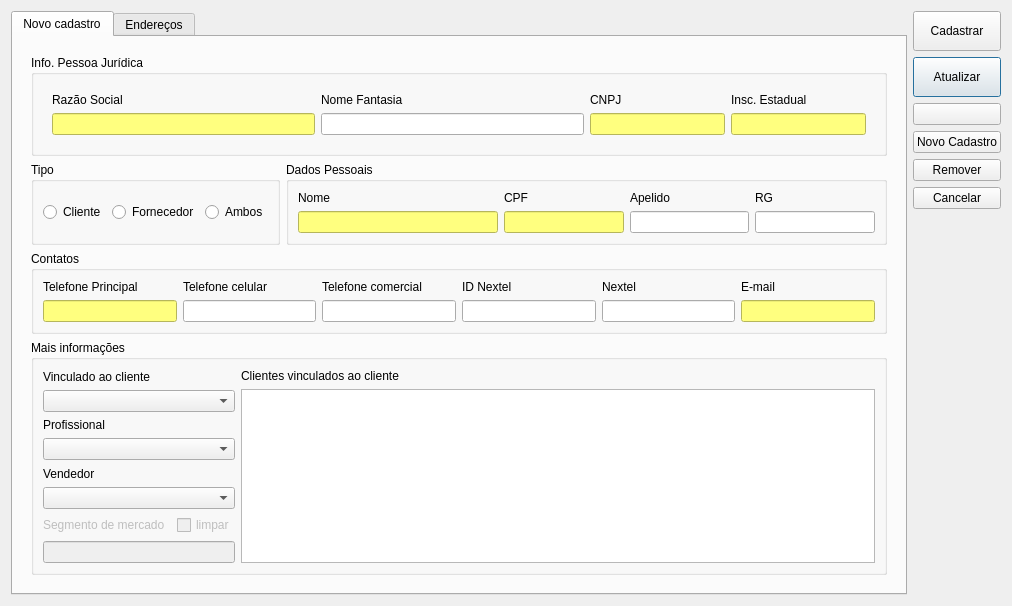
Before: the Qt Designer form cadastrocliente.ui in lellisls/ERP-STACCATO, drawn with Qt 5.
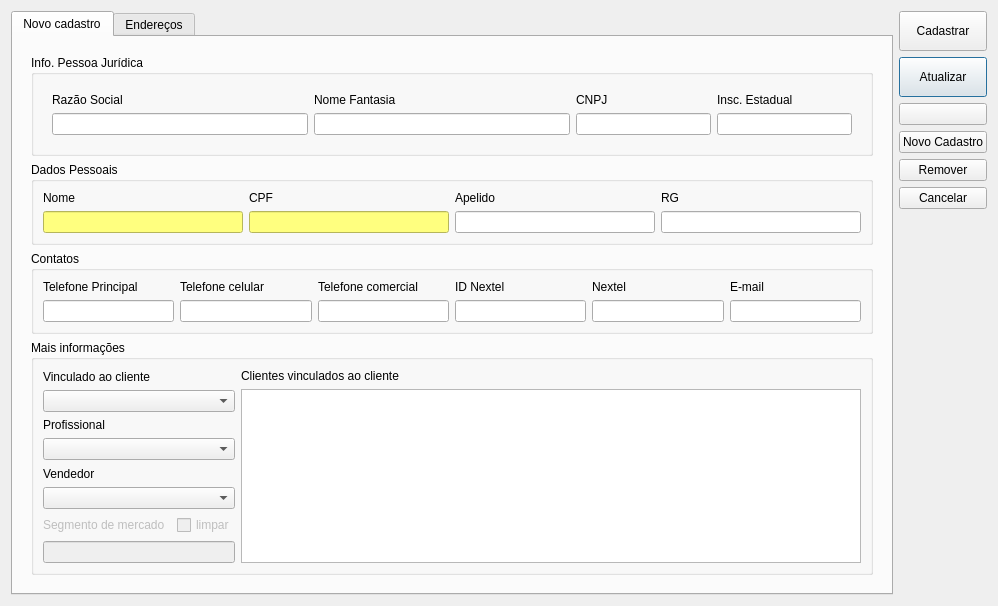
After: the same form once the commit is applied. Icons and pictures are not drawn. Custom widgets are drawn as their Qt base class.

```diff
--- a/cadastrocliente.ui
+++ b/cadastrocliente.ui
@@ -9,8 +9,8 @@
    <rect>
     <x>0</x>
     <y>0</y>
-    <width>1012</width>
-    <height>579</height>
+    <width>998</width>
+    <height>581</height>
    </rect>
   </property>
   <property name="windowTitle">
@@ -29,99 +29,111 @@
       <layout class="QGridLayout" name="gridLayout_6">
        <item row="0" column="0">
         <widget class="QFrame" name="frame">
+         <layout class="QGridLayout" name="gridLayout_15">
+          <item row="0" column="0">
          <layout class="QGridLayout" name="gridLayout_5">
-          <item row="4" column="0" colspan="2">
-           <widget class="QGroupBox" name="groupBox_9">
-            <property name="enabled">
-             <bool>true</bool>
-            </property>
+            <item row="0" column="0">
+             <widget class="QGroupBox" name="groupBoxPJuridica">
             <property name="title">
-             <string>Mais informações</string>
-            </property>
-            <layout class="QGridLayout" name="gridLayout">
-             <item row="0" column="0">
-              <layout class="QGridLayout" name="gridLayout_11">
-               <item row="4" column="0">
-                <widget class="QLabel" name="label_41">
-                 <property name="text">
-                  <string>Vendedor</string>
-                 </property>
-                </widget>
-               </item>
-               <item row="6" column="0">
-                <widget class="QLabel" name="label_44">
-                 <property name="enabled">
+               <string>Info. Pessoa Jurídica</string>
+              </property>
+              <property name="checkable">
                   <bool>false</bool>
                  </property>
-                 <property name="text">
-                  <string>Segmento de mercado</string>
-                 </property>
-                </widget>
-               </item>
-               <item row="6" column="2">
-                <widget class="QCheckBox" name="checkBox_4">
-                 <property name="enabled">
+              <property name="checked">
                   <bool>false</bool>
                  </property>
-                 <property name="text">
-                  <string>limpar</string>
-                 </property>
-                </widget>
-               </item>
+              <layout class="QGridLayout" name="gridLayout_10">
+               <item row="1" column="0">
+                <widget class="QWidget" name="widgetPJ" native="true">
+                 <layout class="QGridLayout" name="gridLayout_13">
                <item row="0" column="0">
-                <widget class="QLabel" name="label_43">
+                   <widget class="QLabel" name="label_38">
                  <property name="text">
-                  <string>Vinculado ao cliente</string>
-                 </property>
-                </widget>
-               </item>
-               <item row="1" column="0" colspan="3">
-                <widget class="ComboBox" name="comboBoxCliente"/>
-               </item>
-               <item row="2" column="0">
-                <widget class="QLabel" name="label_42">
-                 <property name="text">
-                  <string>Profissional</string>
-                 </property>
-                </widget>
-               </item>
-               <item row="7" column="0" colspan="3">
-                <widget class="QLineEdit" name="lineEditSegmento">
-                 <property name="enabled">
-                  <bool>false</bool>
-                 </property>
-                </widget>
-               </item>
-               <item row="5" column="0" colspan="3">
-                <widget class="ComboBox" name="comboBoxVendedor"/>
-               </item>
-               <item row="3" column="0" colspan="3">
-                <widget class="ComboBox" name="comboBoxProfissional"/>
-               </item>
-              </layout>
+                     <string>Razão Social</string>
+                    </property>
+                   </widget>
              </item>
              <item row="0" column="1">
-              <layout class="QVBoxLayout" name="verticalLayout_2">
-               <item>
-                <widget class="QLabel" name="label_40">
+                   <widget class="QLabel" name="label_54">
                  <property name="text">
-                  <string>Clientes vinculados ao cliente</string>
+                     <string>Nome Fantasia</string>
                  </property>
                 </widget>
                </item>
-               <item>
-                <widget class="QTextEdit" name="textEditClientes">
-                 <property name="textInteractionFlags">
-                  <set>Qt::NoTextInteraction</set>
+                  <item row="0" column="2">
+                   <widget class="QLabel" name="label_39">
+                    <property name="text">
+                     <string>CNPJ</string>
                  </property>
                 </widget>
                </item>
-              </layout>
-             </item>
-            </layout>
+                  <item row="0" column="3">
+                   <widget class="QLabel" name="label_53">
+                    <property name="text">
+                     <string>Insc. Estadual</string>
+                    </property>
+                   </widget>
+                  </item>
+                  <item row="1" column="0">
+                   <widget class="QLineEdit" name="lineEditRazaoSocial">
+                    <property name="minimumSize">
+                     <size>
+                      <width>120</width>
+                      <height>0</height>
+                     </size>
+                    </property>
            </widget>
           </item>
           <item row="1" column="1">
+                   <widget class="QLineEdit" name="lineEditNomeFantasia">
+                    <property name="minimumSize">
+                     <size>
+                      <width>120</width>
+                      <height>0</height>
+                     </size>
+                    </property>
+                   </widget>
+                  </item>
+                  <item row="1" column="2">
+                   <widget class="QLineEdit" name="lineEditCNPJ">
+                    <property name="minimumSize">
+                     <size>
+                      <width>100</width>
+                      <height>0</height>
+                     </size>
+                    </property>
+                    <property name="maximumSize">
+                     <size>
+                      <width>135</width>
+                      <height>16777215</height>
+                     </size>
+                    </property>
+                   </widget>
+                  </item>
+                  <item row="1" column="3">
+                   <widget class="QLineEdit" name="lineEditInscEstadual">
+                    <property name="minimumSize">
+                     <size>
+                      <width>100</width>
+                      <height>0</height>
+                     </size>
+                    </property>
+                    <property name="maximumSize">
+                     <size>
+                      <width>135</width>
+                      <height>16777215</height>
+                     </size>
+                    </property>
+                   </widget>
+                  </item>
+                 </layout>
+                </widget>
+               </item>
+              </layout>
+             </widget>
+            </item>
+            <item row="1" column="0">
            <widget class="QGroupBox" name="groupBoxDadosPessoais">
             <property name="title">
              <string>Dados Pessoais</string>
@@ -233,147 +245,7 @@
             <zorder>lineEditNome</zorder>
            </widget>
           </item>
-          <item row="1" column="0">
-           <widget class="QGroupBox" name="groupBox_4">
-            <property name="title">
-             <string>Tipo</string>
-            </property>
-            <layout class="QHBoxLayout" name="horizontalLayout_2">
-             <item>
-              <widget class="QRadioButton" name="radioButtonCliente">
-               <property name="text">
-                <string>Cliente</string>
-               </property>
-              </widget>
-             </item>
-             <item>
-              <widget class="QRadioButton" name="radioButtonForn">
-               <property name="text">
-                <string>Fornecedor</string>
-               </property>
-              </widget>
-             </item>
-             <item>
-              <widget class="QRadioButton" name="radioButtonAmbos">
-               <property name="text">
-                <string>Ambos</string>
-               </property>
-              </widget>
-             </item>
-            </layout>
-           </widget>
-          </item>
-          <item row="0" column="0" colspan="2">
-           <widget class="QGroupBox" name="groupBoxPJuridica">
-            <property name="title">
-             <string>Info. Pessoa Jurídica</string>
-            </property>
-            <property name="checkable">
-             <bool>false</bool>
-            </property>
-            <property name="checked">
-             <bool>false</bool>
-            </property>
-            <layout class="QGridLayout" name="gridLayout_10">
-             <item row="1" column="0">
-              <widget class="QWidget" name="widgetPJ" native="true">
-               <layout class="QGridLayout" name="gridLayout_13">
-                <item row="0" column="0">
-                 <widget class="QLabel" name="label_38">
-                  <property name="text">
-                   <string>Razão Social</string>
-                  </property>
-                 </widget>
-                </item>
-                <item row="0" column="1">
-                 <widget class="QLabel" name="label_54">
-                  <property name="text">
-                   <string>Nome Fantasia</string>
-                  </property>
-                 </widget>
-                </item>
-                <item row="0" column="2">
-                 <widget class="QLabel" name="label_39">
-                  <property name="text">
-                   <string>CNPJ</string>
-                  </property>
-                 </widget>
-                </item>
-                <item row="0" column="3">
-                 <widget class="QLabel" name="label_53">
-                  <property name="text">
-                   <string>Insc. Estadual</string>
-                  </property>
-                 </widget>
-                </item>
-                <item row="1" column="0">
-                 <widget class="QLineEdit" name="lineEditRazaoSocial">
-                  <property name="minimumSize">
-                   <size>
-                    <width>120</width>
-                    <height>0</height>
-                   </size>
-                  </property>
-                  <property name="styleSheet">
-                   <string notr="true">background-color: rgb(255, 255, 127);</string>
-                  </property>
-                 </widget>
-                </item>
-                <item row="1" column="1">
-                 <widget class="QLineEdit" name="lineEditNomeFantasia">
-                  <property name="minimumSize">
-                   <size>
-                    <width>120</width>
-                    <height>0</height>
-                   </size>
-                  </property>
-                 </widget>
-                </item>
-                <item row="1" column="2">
-                 <widget class="QLineEdit" name="lineEditCNPJ">
-                  <property name="minimumSize">
-                   <size>
-                    <width>100</width>
-                    <height>0</height>
-                   </size>
-                  </property>
-                  <property name="maximumSize">
-                   <size>
-                    <width>135</width>
-                    <height>16777215</height>
-                   </size>
-                  </property>
-                  <property name="styleSheet">
-                   <string notr="true">background-color: rgb(255, 255, 127);</string>
-                  </property>
-                 </widget>
-                </item>
-                <item row="1" column="3">
-                 <widget class="QLineEdit" name="lineEditInscEstadual">
-                  <property name="minimumSize">
-                   <size>
-                    <width>100</width>
-                    <height>0</height>
-                   </size>
-                  </property>
-                  <property name="maximumSize">
-                   <size>
-                    <width>135</width>
-                    <height>16777215</height>
-                   </size>
-                  </property>
-                  <property name="styleSheet">
-                   <string notr="true">background-color: rgb(255, 255, 127);</string>
-                  </property>
-                 </widget>
-                </item>
-               </layout>
-              </widget>
-             </item>
-            </layout>
-           </widget>
-          </item>
-          <item row="3" column="0" colspan="2">
+            <item row="2" column="0">
            <widget class="QGroupBox" name="groupBoxContatos">
             <property name="title">
              <string>Contatos</string>
@@ -439,9 +311,6 @@
                  <height>0</height>
                 </size>
                </property>
-               <property name="styleSheet">
-                <string notr="true">background-color: rgb(255, 255, 127);</string>
-               </property>
               </widget>
              </item>
              <item row="1" column="5">
@@ -482,9 +351,6 @@
                  <height>0</height>
                 </size>
                </property>
-               <property name="styleSheet">
-                <string notr="true">background-color: rgb(255, 255, 127);</string>
-               </property>
                <property name="inputMethodHints">
                 <set>Qt::ImhEmailCharactersOnly</set>
                </property>
@@ -493,6 +359,99 @@
             </layout>
            </widget>
           </item>
+            <item row="3" column="0">
+             <widget class="QGroupBox" name="groupBoxMaisInfo">
+              <property name="enabled">
+               <bool>true</bool>
+              </property>
+              <property name="title">
+               <string>Mais informações</string>
+              </property>
+              <layout class="QGridLayout" name="gridLayout">
+               <item row="0" column="0">
+                <layout class="QGridLayout" name="gridLayout_11">
+                 <item row="4" column="0">
+                  <widget class="QLabel" name="label_41">
+                   <property name="text">
+                    <string>Vendedor</string>
+                   </property>
+                  </widget>
+                 </item>
+                 <item row="6" column="0">
+                  <widget class="QLabel" name="label_44">
+                   <property name="enabled">
+                    <bool>false</bool>
+                   </property>
+                   <property name="text">
+                    <string>Segmento de mercado</string>
+                   </property>
+                  </widget>
+                 </item>
+                 <item row="6" column="2">
+                  <widget class="QCheckBox" name="checkBox_4">
+                   <property name="enabled">
+                    <bool>false</bool>
+                   </property>
+                   <property name="text">
+                    <string>limpar</string>
+                   </property>
+                  </widget>
+                 </item>
+                 <item row="0" column="0">
+                  <widget class="QLabel" name="label_43">
+                   <property name="text">
+                    <string>Vinculado ao cliente</string>
+                   </property>
+                  </widget>
+                 </item>
+                 <item row="1" column="0" colspan="3">
+                  <widget class="ComboBox" name="comboBoxCliente"/>
+                 </item>
+                 <item row="2" column="0">
+                  <widget class="QLabel" name="label_42">
+                   <property name="text">
+                    <string>Profissional</string>
+                   </property>
+                  </widget>
+                 </item>
+                 <item row="7" column="0" colspan="3">
+                  <widget class="QLineEdit" name="lineEditSegmento">
+                   <property name="enabled">
+                    <bool>false</bool>
+                   </property>
+                  </widget>
+                 </item>
+                 <item row="5" column="0" colspan="3">
+                  <widget class="ComboBox" name="comboBoxVendedor"/>
+                 </item>
+                 <item row="3" column="0" colspan="3">
+                  <widget class="ComboBox" name="comboBoxProfissional"/>
+                 </item>
+                </layout>
+               </item>
+               <item row="0" column="1">
+                <layout class="QVBoxLayout" name="verticalLayout_2">
+                 <item>
+                  <widget class="QLabel" name="label_40">
+                   <property name="text">
+                    <string>Clientes vinculados ao cliente</string>
+                   </property>
+                  </widget>
+                 </item>
+                 <item>
+                  <widget class="QTextEdit" name="textEditClientes">
+                   <property name="textInteractionFlags">
+                    <set>Qt::NoTextInteraction</set>
+                   </property>
+                  </widget>
+                 </item>
+                </layout>
+               </item>
+              </layout>
+             </widget>
+            </item>
+           </layout>
+          </item>
          </layout>
         </widget>
        </item>
```
Left out of the diff: 9 changed lines with no effect on the pictures. Lines whose indentation alone changed are shown as unchanged.
